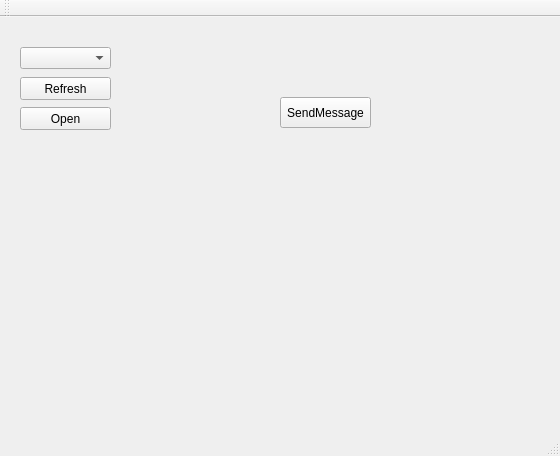
First picture: the form in ConsoleApp/mainwindow.ui, repository GavinStrunk/QtNiCanConsole, before the edit.
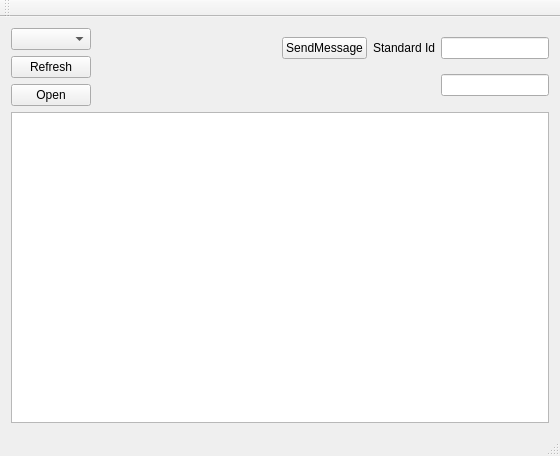
Second picture: the form after the edit.

What changed in the file:
```diff
--- a/ConsoleApp/mainwindow.ui
+++ b/ConsoleApp/mainwindow.ui
@@ -14,55 +14,73 @@
    <string>MainWindow</string>
   </property>
   <widget class="QWidget" name="centralWidget">
-   <widget class="QComboBox" name="canBox">
-    <property name="geometry">
-     <rect>
-      <x>20</x>
-      <y>30</y>
-      <width>91</width>
-      <height>22</height>
-     </rect>
-    </property>
-   </widget>
+   <layout class="QVBoxLayout" name="verticalLayout">
+    <item>
+     <layout class="QHBoxLayout" name="horizontalLayout">
+      <item>
+       <layout class="QVBoxLayout" name="verticalLayout_2">
+        <item>
+         <widget class="QComboBox" name="canBox"/>
+        </item>
+        <item>
    <widget class="QPushButton" name="refreshButton">
-    <property name="geometry">
-     <rect>
-      <x>20</x>
-      <y>60</y>
-      <width>91</width>
-      <height>23</height>
-     </rect>
-    </property>
     <property name="text">
      <string>Refresh</string>
     </property>
    </widget>
+        </item>
+        <item>
    <widget class="QPushButton" name="openButton">
-    <property name="geometry">
-     <rect>
-      <x>20</x>
-      <y>90</y>
-      <width>91</width>
-      <height>23</height>
-     </rect>
-    </property>
     <property name="text">
      <string>Open</string>
     </property>
    </widget>
+        </item>
+       </layout>
+      </item>
+      <item>
+       <spacer name="horizontalSpacer">
+        <property name="orientation">
+         <enum>Qt::Horizontal</enum>
+        </property>
+        <property name="sizeHint" stdset="0">
+         <size>
+          <width>40</width>
+          <height>20</height>
+         </size>
+        </property>
+       </spacer>
+      </item>
+      <item>
+       <layout class="QGridLayout" name="gridLayout">
+        <item row="1" column="2">
+         <widget class="QLineEdit" name="lineEdit_2"/>
+        </item>
+        <item row="0" column="2">
+         <widget class="QLineEdit" name="lineEdit"/>
+        </item>
+        <item row="0" column="0">
    <widget class="QPushButton" name="pushButton">
-    <property name="geometry">
-     <rect>
-      <x>280</x>
-      <y>80</y>
-      <width>91</width>
-      <height>31</height>
-     </rect>
-    </property>
     <property name="text">
      <string>SendMessage</string>
     </property>
    </widget>
+        </item>
+        <item row="0" column="1">
+         <widget class="QLabel" name="label">
+          <property name="text">
+           <string>Standard Id</string>
+          </property>
+         </widget>
+        </item>
+       </layout>
+      </item>
+     </layout>
+    </item>
+    <item>
+     <widget class="QPlainTextEdit" name="plainTextEdit"/>
+    </item>
+   </layout>
   </widget>
   <widget class="QMenuBar" name="menuBar">
    <property name="geometry">
```
Lines whose indentation alone changed are shown as unchanged.
